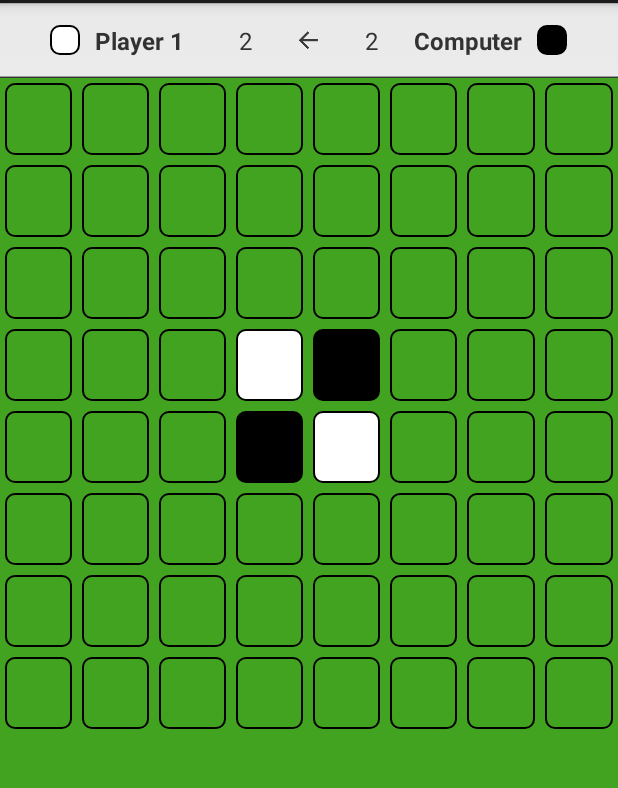
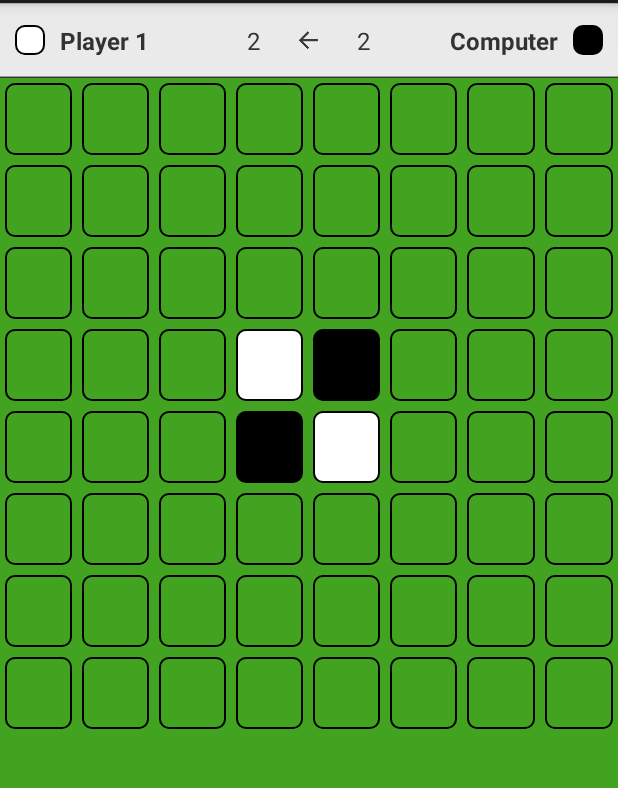
Before and after one commit to damien5314/Flippit, an Android app: the ReversiActivity screen opened directly, with no data from a screen before it, in the options menu, after a tap on "New Game", on a phone screen of 412 x 824 dp, the part 69-857 px from its top. Run offline under Robolectric (Android 15) with nearby library versions, the phone set to English and light mode, and no system bars.

Commit message:
Fully resolved alignment of score section

```diff
--- a/app/src/main/res/layout/activity_reversi.xml
+++ b/app/src/main/res/layout/activity_reversi.xml
@@ -24,33 +24,33 @@
 			android:layout_toRightOf="@id/turnIndicator"
 			style="@style/ScoreValue"/>
 
+        <ImageView
+            android:id="@+id/p1_icon"
+            style="@style/PlayerIcon"
+            android:background="@drawable/board_space_p1"
+            android:layout_centerVertical="true"
+            android:layout_alignParentLeft="true"/>
+
+        <ImageView
+            android:id="@+id/p2_icon"
+            style="@style/PlayerIcon"
+            android:background="@drawable/board_space_p2"
+            android:layout_centerVertical="true"
+            android:layout_alignParentRight="true"/>
+
 		<TextView
 			android:id="@+id/p1_label"
-			android:layout_toLeftOf="@id/p1score"
+			android:layout_toRightOf="@id/p1_icon"
 			style="@style/PlayerLabel"
 			android:gravity="left|center"
 			android:text="@string/player1_label_default"/>
 
 		<TextView
 			android:id="@+id/p2_label"
-			android:layout_toRightOf="@id/p2score"
+			android:layout_toLeftOf="@id/p2_icon"
 			style="@style/PlayerLabel"
 			android:gravity="right|center"
 			android:text="@string/player2_label"/>
-
-        <ImageView
-            style="@style/PlayerIcon"
-			android:background="@drawable/board_space_p1"
-			android:layout_toStartOf="@+id/p1_label"
-			android:layout_centerVertical="true"
-			android:layout_toLeftOf="@+id/p1_label"/>
-
-        <ImageView
-            style="@style/PlayerIcon"
-			android:background="@drawable/board_space_p2"
-			android:layout_toEndOf="@+id/p2_label"
-			android:layout_centerVertical="true"
-			android:layout_toRightOf="@+id/p2_label"/>
 
 	</RelativeLayout>
 
--- a/app/src/main/res/values-large/dimens.xml
+++ b/app/src/main/res/values-large/dimens.xml
@@ -22,7 +22,7 @@
 
     <dimen name="space_border_width">2dp</dimen>
     <dimen name="space_corner_radius">9dp</dimen>
-    <dimen name="space_row_height">84dp</dimen>
+    <dimen name="space_row_height">80dp</dimen>
     <dimen name="space_margin">3dp</dimen>
 
 </resources>
--- a/app/src/main/res/values/styles.xml
+++ b/app/src/main/res/values/styles.xml
@@ -39,14 +39,14 @@
     </style>
 
     <style name="PlayerLabel">
-        <item name="android:layout_width">@dimen/playerLabel_width</item>
+        <item name="android:layout_width">wrap_content</item>
         <item name="android:layout_height">fill_parent</item>
         <item name="android:textSize">@dimen/playerLabel_size</item>
         <item name="android:textStyle">bold</item>
     </style>
 
     <style name="ScoreValue">
-        <item name="android:layout_width">@dimen/scoreValue_width</item>
+        <item name="android:layout_width">wrap_content</item>
         <item name="android:layout_height">fill_parent</item>
         <item name="android:paddingLeft">@dimen/scoreValue_padding</item>
         <item name="android:paddingRight">@dimen/scoreValue_padding</item>
```
